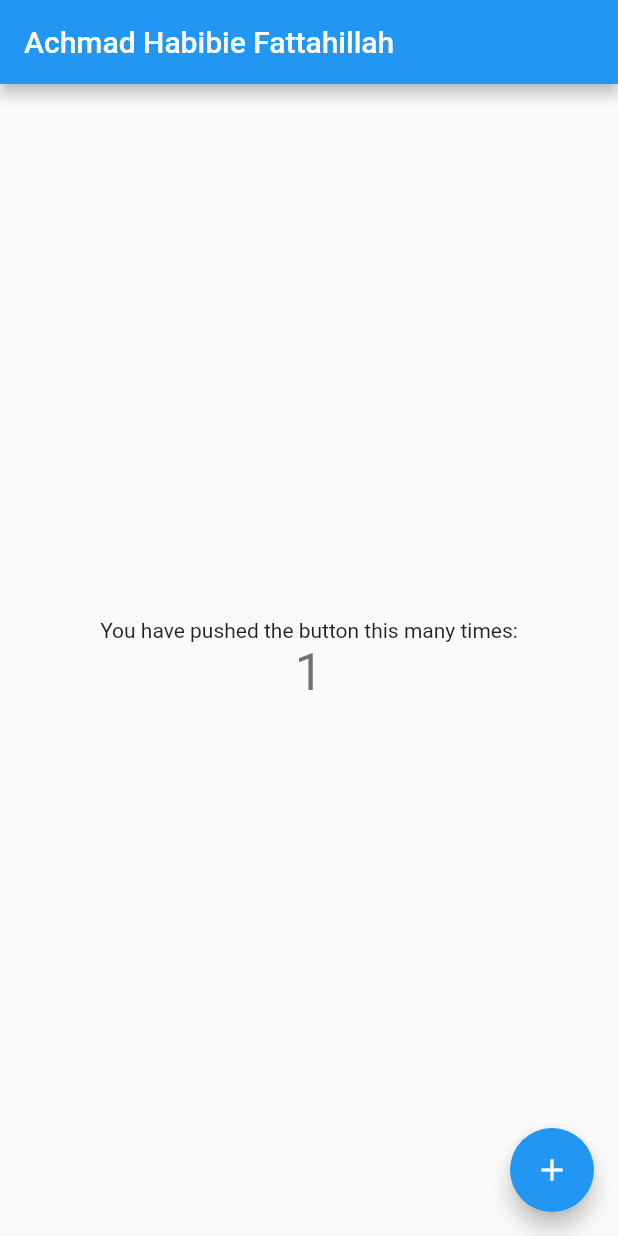
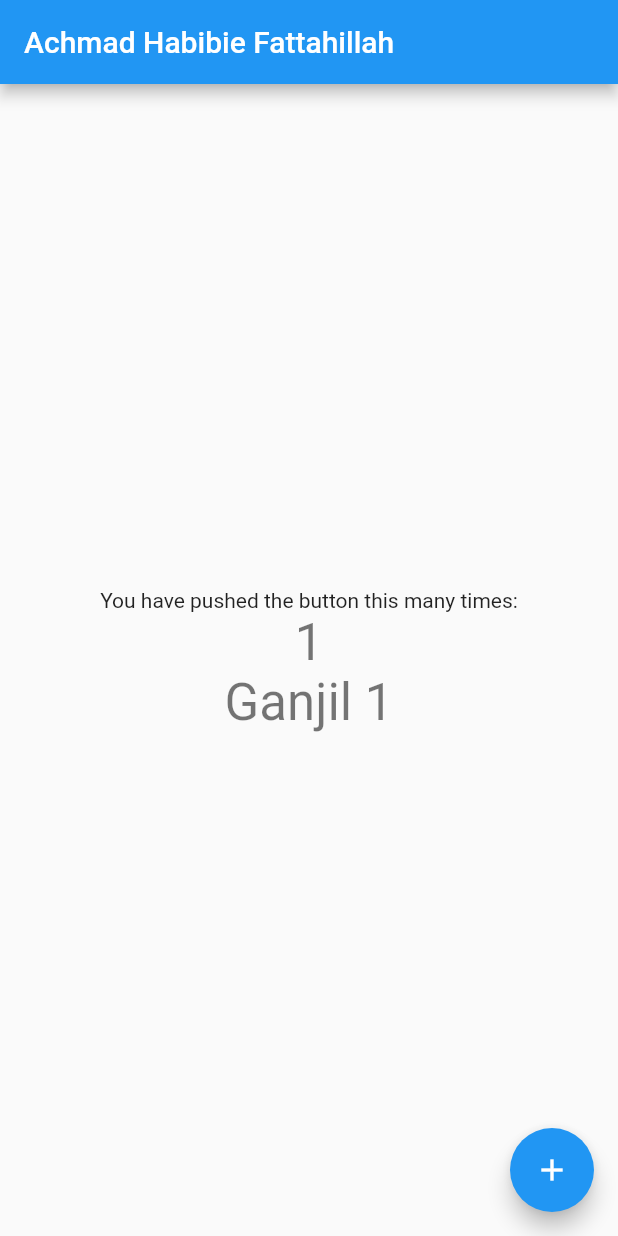
Before and after one commit to habibiefattahillah/flutter-coba1, a Flutter app: the screen it shows after launch, after a tap on the "add" icon, on a phone screen of 412 x 824 dp. Run offline on Flutter 3.47's test engine with Material 2 defaults, Android fonts, the phone set to English and light mode, and no system bars.

Commit message:
Counter + Text Ganjil

```diff
--- a/lib/main.dart
+++ b/lib/main.dart
@@ -49,50 +49,33 @@ class MyHomePage extends StatefulWidget {
 
 class _MyHomePageState extends State<MyHomePage> {
   int _counter = 0;
+  String _text = "Ganjil";
 
   void _incrementCounter() {
     setState(() {
-      // This call to setState tells the Flutter framework that something has
-      // changed in this State, which causes it to rerun the build method below
-      // so that the display can reflect the updated values. If we changed
-      // _counter without calling setState(), then the build method would not be
-      // called again, and so nothing would appear to happen.
       _counter++;
+
+      if(_counter>10){
+        _counter = 1;
+      }
+
+      _text = "Ganjil";
+      for(int i=0; i<=_counter; i++){
+        if(i%2 != 0){
+          _text += ' $i';
+        }
+      }
     });
   }
 
   @override
   Widget build(BuildContext context) {
-    // This method is rerun every time setState is called, for instance as done
-    // by the _incrementCounter method above.
-    //
-    // The Flutter framework has been optimized to make rerunning build methods
-    // fast, so that you can just rebuild anything that needs updating rather
-    // than having to individually change instances of widgets.
     return Scaffold(
       appBar: AppBar(
-        // Here we take the value from the MyHomePage object that was created by
-        // the App.build method, and use it to set our appbar title.
         title: Text(widget.title),
       ),
       body: Center(
-        // Center is a layout widget. It takes a single child and positions it
-        // in the middle of the parent.
         child: Column(
-          // Column is also a layout widget. It takes a list of children and
-          // arranges them vertically. By default, it sizes itself to fit its
-          // children horizontally, and tries to be as tall as its parent.
-          //
-          // Invoke "debug painting" (press "p" in the console, choose the
-          // "Toggle Debug Paint" action from the Flutter Inspector in Android
-          // Studio, or the "Toggle Debug Paint" command in Visual Studio Code)
-          // to see the wireframe for each widget.
-          //
-          // Column has various properties to control how it sizes itself and
-          // how it positions its children. Here we use mainAxisAlignment to
-          // center the children vertically; the main axis here is the vertical
-          // axis because Columns are vertical (the cross axis would be
-          // horizontal).
           mainAxisAlignment: MainAxisAlignment.center,
           children: <Widget>[
             const Text(
@@ -102,6 +85,10 @@ class _MyHomePageState extends State<MyHomePage> {
               '$_counter',
               style: Theme.of(context).textTheme.headlineMedium,
             ),
+            Text(
+              _text,
+              style: Theme.of(context).textTheme.headline4,
+            ),
           ],
         ),
       ),
@@ -109,7 +96,7 @@ class _MyHomePageState extends State<MyHomePage> {
         onPressed: _incrementCounter,
         tooltip: 'Increment',
         child: const Icon(Icons.add),
-      ), // This trailing comma makes auto-formatting nicer for build methods.
+      ),
     );
   }
 }
```
